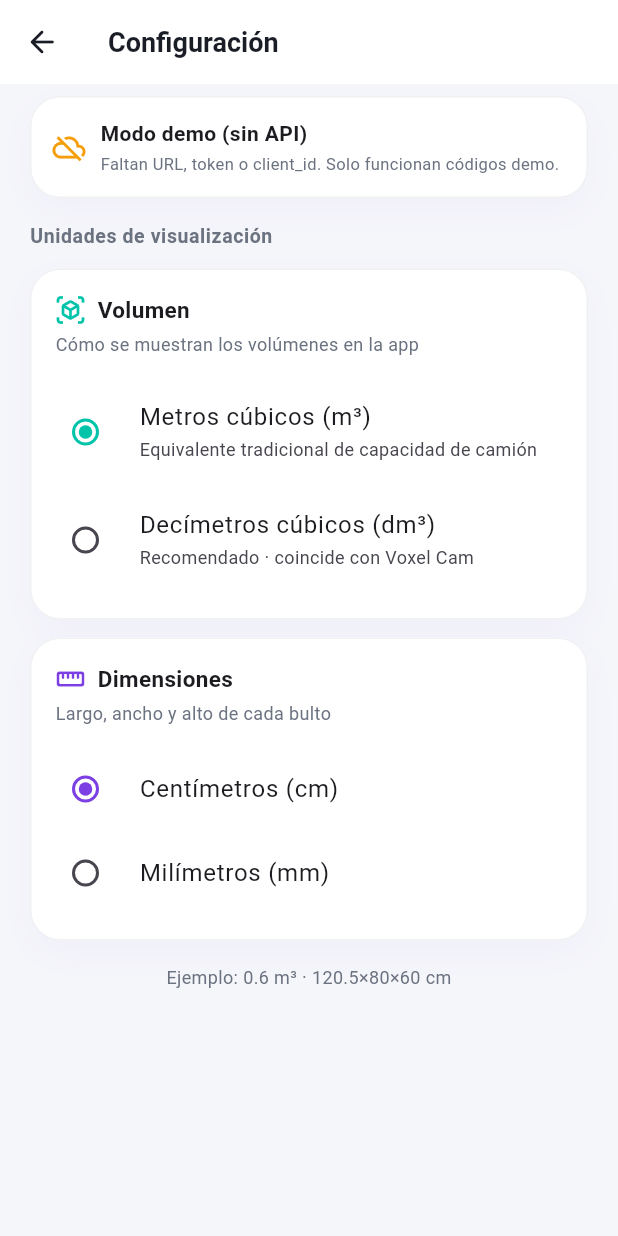
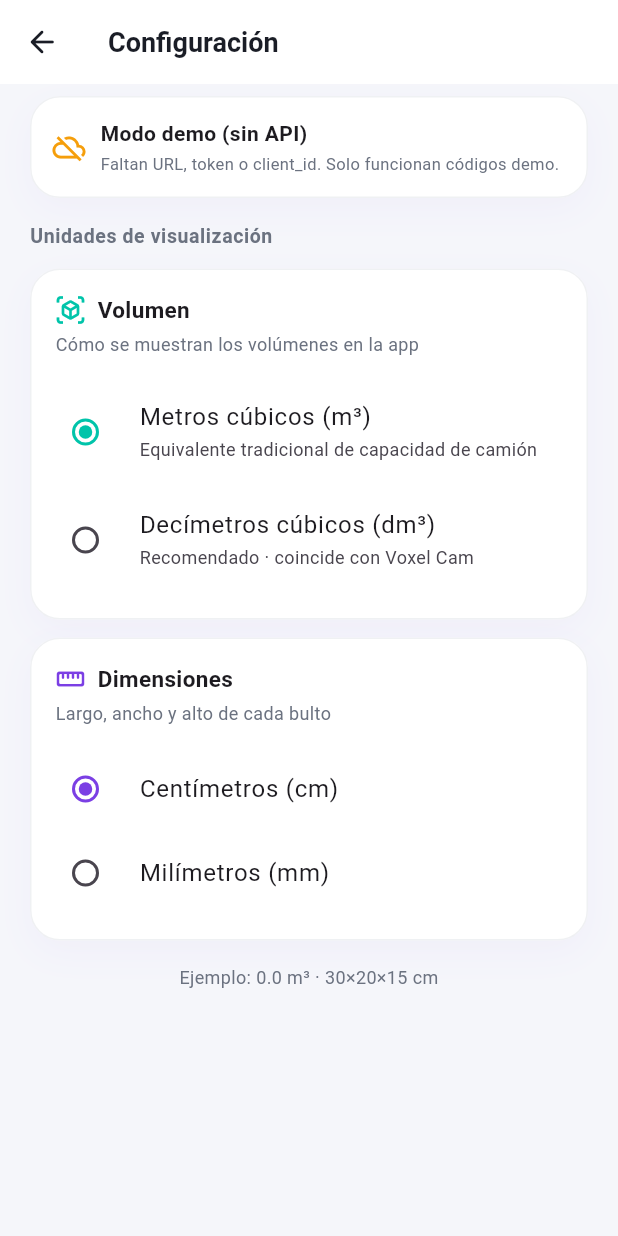
Before and after one commit to agh-dimensionadores/Voxel-Truck, a Flutter app: the SettingsScreen screen opened by its route, after a tap on "Metros cúbicos (m³)", on a phone screen of 412 x 824 dp. Run offline on Flutter 3.47's test engine with Material 3 defaults, Android fonts, the phone set to English and light mode, and no system bars; our stand-ins replace go_router; missing offline and left inert: mobile_scanner.

Commit message:
Cambios de logica e unidades (falta cm)

```diff
--- a/lib/screens/scan_screen.dart
+++ b/lib/screens/scan_screen.dart
@@ -82,7 +82,7 @@ class _ScanScreenState extends State<ScanScreen> with SingleTickerProviderStateM
       setState(() {
         _isSearching = false;
         _found = false;
-        _statusMessage = result.errorMessage ?? 'HU no encontrado: ${result.scannedCode}';
+        _statusMessage = result.errorMessage ?? HuLookupService.notFoundMessage(result.scannedCode);
       });
     }
   }
--- a/lib/screens/settings_screen.dart
+++ b/lib/screens/settings_screen.dart
@@ -153,7 +153,7 @@ class SettingsScreen extends StatelessWidget {
               ),
               const SizedBox(height: 16),
               Text(
-                'Ejemplo: ${formatter.formatVolume(0.578)} · ${formatter.formatDimensionLine(120.5, 80, 60)}',
+                'Ejemplo: ${formatter.formatVolume(0.03216)} · ${formatter.formatDimensionLine(30, 20, 15)}',
                 textAlign: TextAlign.center,
                 style: const TextStyle(fontSize: 12, color: AppColors.textSecondary),
               ),
--- a/lib/screens/truck_detail_screen.dart
+++ b/lib/screens/truck_detail_screen.dart
@@ -125,7 +125,7 @@ class _TruckDetailScreenState extends State<TruckDetailScreen> {
         return true;
       }
 
-      _showScanFeedback(result.errorMessage ?? 'HU no encontrado: ${result.scannedCode}', isError: true);
+      _showScanFeedback(result.errorMessage ?? HuLookupService.notFoundMessage(result.scannedCode), isError: true);
       return false;
     } finally {
       if (mounted) setState(() => _isLookingUp = false);
--- a/lib/services/voxel_truck_api.dart
+++ b/lib/services/voxel_truck_api.dart
@@ -125,8 +125,8 @@ class VoxelTruckApi {
     }
 
     final serverError = body['error'] ?? body['detail'];
-    if (serverError != null) {
-      throw VoxelTruckApiException(serverError.toString());
+    if (serverError != null && body['success'] != true) {
+      return null;
     }
 
     return null;
--- a/lib/utils/unit_formatter.dart
+++ b/lib/utils/unit_formatter.dart
@@ -1,7 +1,7 @@
 import 'package:voxel_truck/models/display_units.dart';
 import 'package:voxel_truck/models/truck.dart';
 
-/// Formatea valores almacenados en m³ y cm según preferencias de visualización.
+/// Valores internos: dimensiones en cm (como vienen del API), volumen en m³.
 class UnitFormatter {
   const UnitFormatter(this.settings);
 
@@ -9,10 +9,6 @@ class UnitFormatter {
 
   double volumeFromM3(double volumeM3) {
     return settings.volumeUnit == VolumeDisplayUnit.dm3 ? volumeM3 * 1000 : volumeM3;
-  }
-
-  double dimensionFromCm(double valueCm) {
-    return settings.dimensionUnit == DimensionDisplayUnit.mm ? valueCm * 10 : valueCm;
   }
 
   String formatVolume(double volumeM3, {int decimals = 1}) {
@@ -38,6 +34,7 @@ class UnitFormatter {
     return '${unit.weight.toStringAsFixed(1)} kg';
   }
 
+  /// [lengthCm], [widthCm], [heightCm] ya están en centímetros (sin convertir).
   String formatDimensionLine(double lengthCm, double widthCm, double heightCm) {
     final l = _formatDimensionValue(lengthCm);
     final w = _formatDimensionValue(widthCm);
@@ -46,10 +43,12 @@ class UnitFormatter {
   }
 
   String _formatDimensionValue(double valueCm) {
-    final value = dimensionFromCm(valueCm);
-    return settings.dimensionUnit == DimensionDisplayUnit.mm
-        ? value.toStringAsFixed(0)
-        : value.toStringAsFixed(value == value.roundToDouble() ? 0 : 1);
+    if (settings.dimensionUnit == DimensionDisplayUnit.mm) {
+      return (valueCm * 10).toStringAsFixed(0);
+    }
+    return valueCm == valueCm.roundToDouble()
+        ? valueCm.toStringAsFixed(0)
+        : valueCm.toStringAsFixed(1);
   }
 }
 
```
Also changed, not shown: lib/models/truck.dart (+22 -10 lines), lib/services/hu_lookup_service.dart (+17 -3 lines).
